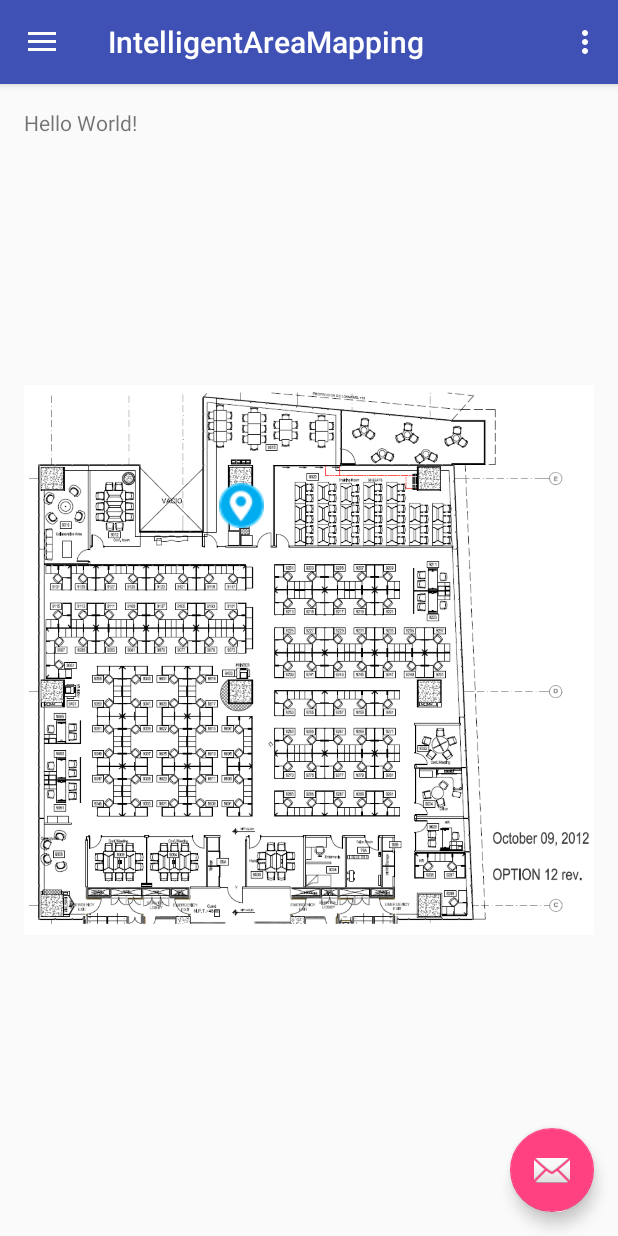
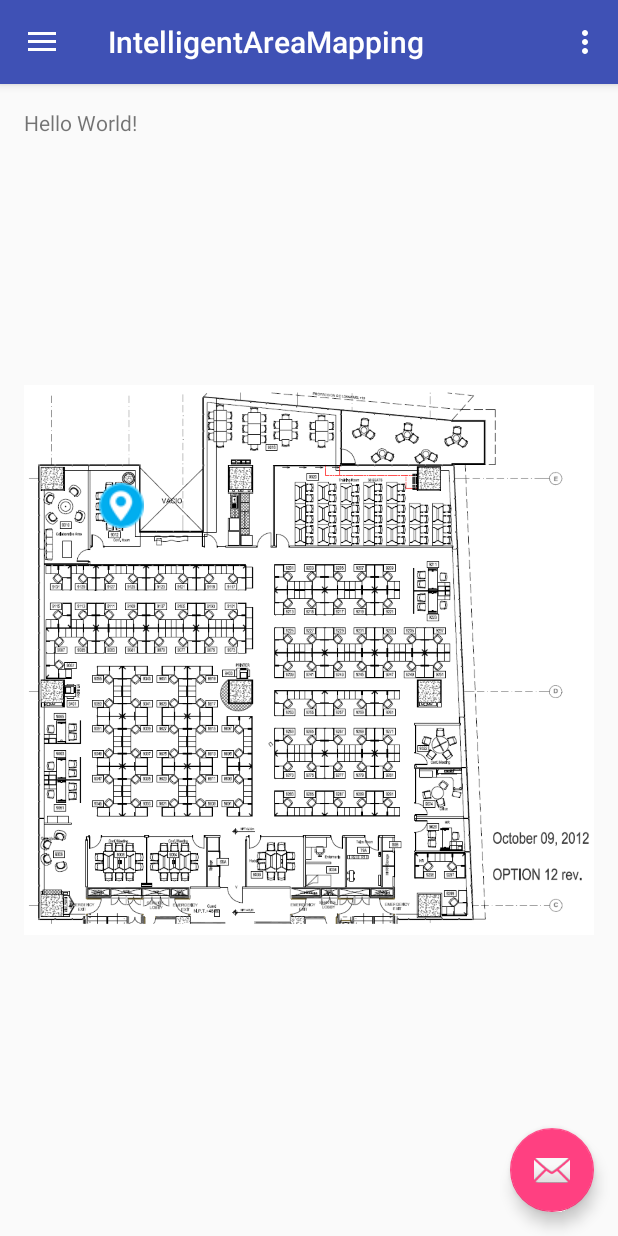
Before and after one commit to safejrz/IntelligentAreaMapping, an Android app: the screen it shows after launch (MainActivity), on a phone screen of 412 x 824 dp. Run offline under Robolectric (Android 15) with nearby library versions, the phone set to English and light mode, and no system bars.

Commit message:
commit-push test

```diff
--- a/app/src/main/res/layout/content_main.xml
+++ b/app/src/main/res/layout/content_main.xml
@@ -28,7 +28,7 @@
             android:layout_alignParentStart="true"
             android:contentDescription="@string/MapLabel" />
         <ImageView
-            android:paddingLeft="130dp"
+            android:paddingLeft="50dp"
             android:paddingTop="250dp"
             android:layout_width="wrap_content"
             android:layout_height="wrap_content"
```
